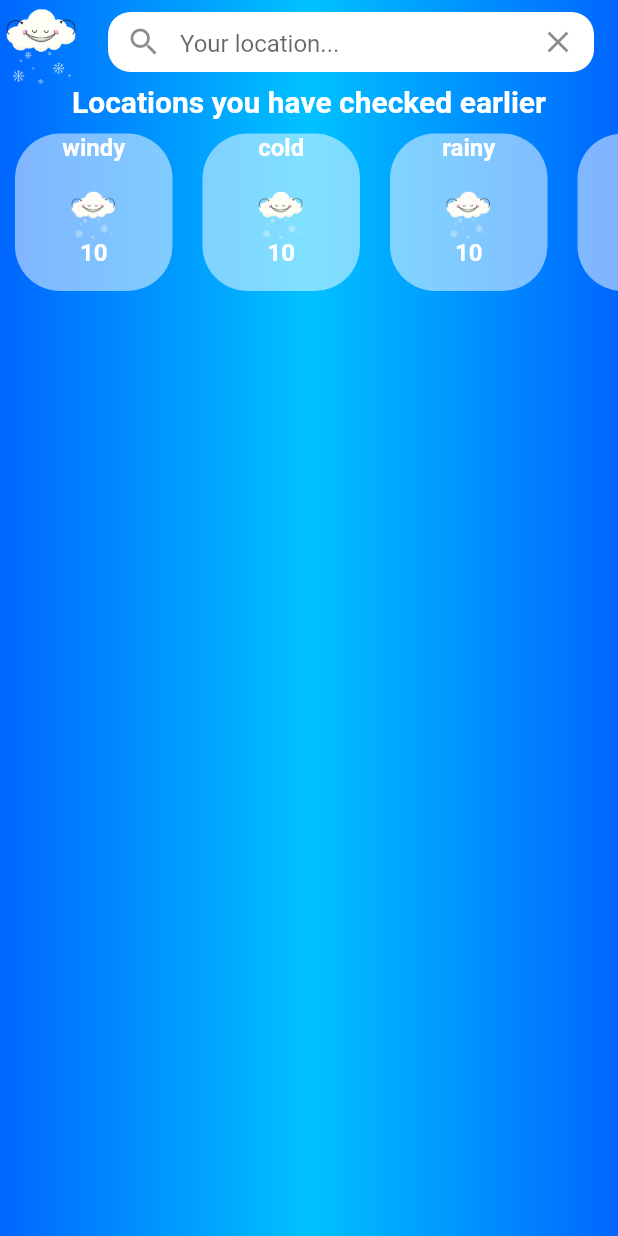
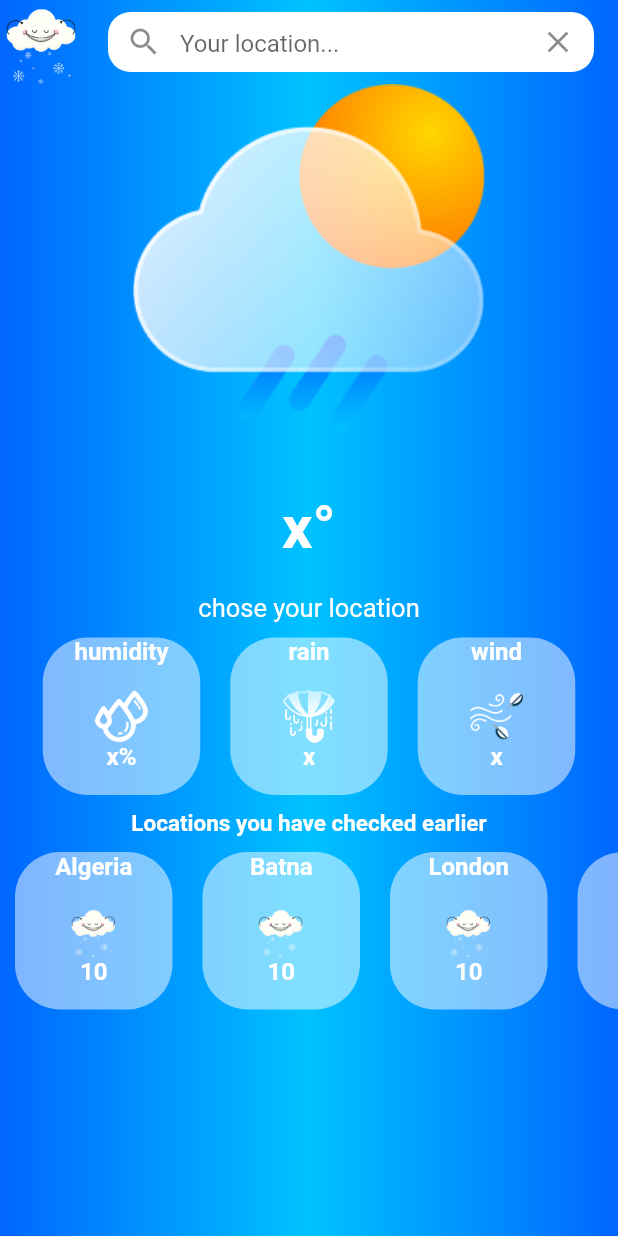
Before and after one commit to Ceoxinia/Flutter_Weather, a Flutter app: the screen it shows after launch, on a phone screen of 412 x 824 dp. Run offline on Flutter 3.47's test engine with Material 2 defaults, Android fonts, the phone set to English and light mode, and no system bars; Roboto replaces fonts that are missing (Arial).

Commit message:
Update main.dart

```diff
--- a/lib/main.dart
+++ b/lib/main.dart
@@ -74,7 +74,11 @@ class _MyAppState extends State<MyApp> {
             if (_response != null)
               Container(
                   child: weather_column("assets/Asset1.png",
-                      "${_response!.temp}°", "${_response!.city}")),
+                      "${_response!.temp}°", "${_response!.city}"))
+            else
+              Container(
+                  child: weather_column(
+                      "assets/Asset1.png", "x°", "chose your location")),
             if (_response != null)
               Container(
                 child: Row(
@@ -88,20 +92,31 @@ class _MyAppState extends State<MyApp> {
                       add_info_cont(
                           'wind', 'assets/wind.png', "${_response!.wind}km/h"),
                     ]),
+              )
+            else
+              Container(
+                child: Row(
+                    crossAxisAlignment: CrossAxisAlignment.center,
+                    mainAxisAlignment: MainAxisAlignment.center,
+                    children: <Widget>[
+                      add_info_cont('humidity', 'assets/humidity.png', "x%"),
+                      add_info_cont('rain', 'assets/umbrella.png', "x"),
+                      add_info_cont('wind', 'assets/wind.png', "x"),
+                    ]),
               ),
             Text('Locations you have checked earlier',
                 style: TextStyle(
-                    fontSize: 20.0,
+                    fontSize: 15.0,
                     color: Colors.white,
                     fontWeight: FontWeight.bold)),
             Container(
                 child: SingleChildScrollView(
                     scrollDirection: Axis.horizontal,
                     child: Row(children: <Widget>[
-                      add_info_cont('windy', 'assets/snow.png', '10'),
-                      add_info_cont('cold', 'assets/snow.png', '10'),
-                      add_info_cont('rainy', 'assets/snow.png', '10'),
-                      add_info_cont('cold', 'assets/snow.png', '10'),
+                      add_info_cont('Algeria', 'assets/snow.png', '10'),
+                      add_info_cont('Batna', 'assets/snow.png', '10'),
+                      add_info_cont('London', 'assets/snow.png', '10'),
+                      add_info_cont('Tunis', 'assets/snow.png', '10'),
                     ]))),
           ]),
         ));
```
